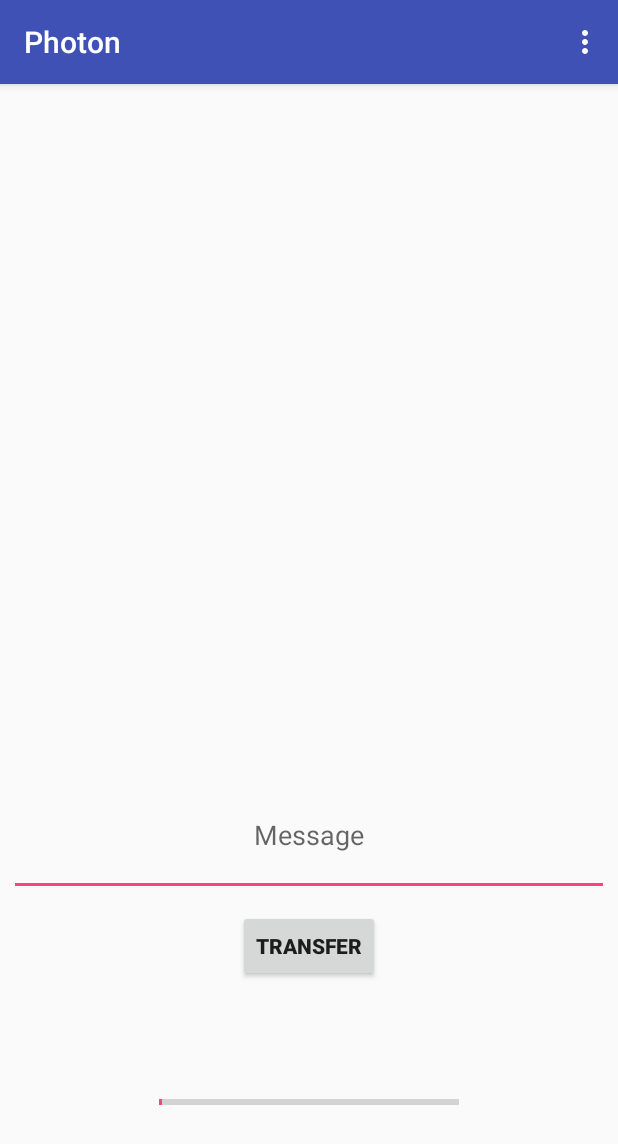
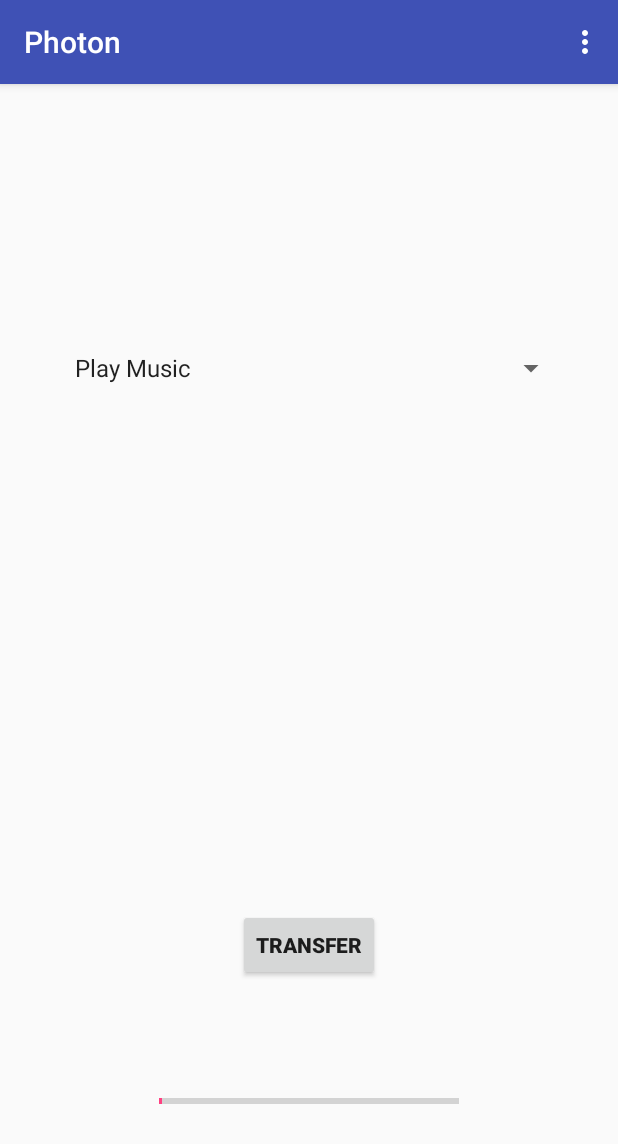
Before and after one commit to amitness/photon, an Android app: the TransmitActivity screen opened directly, with no data from a screen before it, on a phone screen of 412 x 824 dp. Shown: the top 1144 px of the screen. Run offline under Robolectric (Android 15) with nearby library versions, the phone set to English and light mode, and no system bars.

Commit message:
Add options to transmitter

```diff
--- a/app/src/main/java/com/amitness/photon/ReceiveActivity.java
+++ b/app/src/main/java/com/amitness/photon/ReceiveActivity.java
@@ -18,6 +18,7 @@ import java.util.TreeMap;
 
 public class ReceiveActivity extends AppCompatActivity {
 
+    public boolean commandReceived = false;
     private TextView mTextViewLightLabel;
     private SensorManager mSensorManager;
     private SensorEventListener mEventListenerLight;
@@ -35,7 +36,6 @@ public class ReceiveActivity extends AppCompatActivity {
     private String payload = "";
     private boolean startBitDetected = false;
     private boolean isTransferring = true;
-    public boolean commandReceived = false;
 
     private void updateUI() {
         runOnUiThread(new Runnable() {
@@ -44,7 +44,8 @@ public class ReceiveActivity extends AppCompatActivity {
 //                mTextViewLightLabel.append(bit);
                 String message = bc.decode(payload);
                 if (message != null && !commandReceived) {
-                    mTextViewLightLabel.setText("Received command." + message);
+                    mTextViewLightLabel.setText("Received command.");
+                    Log.d("Received:", message);
                     commandReceived = true;
                     performAction(message);
                 } else {
@@ -62,7 +63,7 @@ public class ReceiveActivity extends AppCompatActivity {
         records = new TreeMap<Long, Float>();
 
         mTextViewLightLabel = (TextView) findViewById(R.id.sensorValue);
-        mTextViewLightLabel.setText("Waiting for transfer.");
+        mTextViewLightLabel.setText("Waiting for transfer...");
         mSensorManager = (SensorManager) getSystemService(SENSOR_SERVICE);
 //        mTextViewLightLabel.setText("Receiving...");
 
@@ -183,25 +184,27 @@ public class ReceiveActivity extends AppCompatActivity {
         Intent intent = null;
         switch (received) {
             case "A":
+                intent = getAppIntent("com.kabouzeid.gramophone");
+                break;
+
+            case "B":
                 Log.d("Got A.", received);
                 String url = "http://www.google.com";
                 intent = new Intent(Intent.ACTION_VIEW, Uri.parse(url));
-                break;
-
-            case "B":
-                intent = getAppIntent("com.kabouzeid.gramophone");
                 break;
 
             case "C":
                 intent = getAppIntent("com.google.android.GoogleCamera");
                 break;
 
-            case "D": intent = getAppIntent("com.android.dialer");
+            case "D":
+                intent = getAppIntent("com.android.dialer");
                 break;
             case "E":
                 intent = getAppIntent("com.google.android.apps.inbox");
                 break;
-            case "F": intent = getAppIntent("com.android.settings");
+            case "F":
+                intent = getAppIntent("com.android.settings");
                 break;
             case "G":
                 break;
--- a/app/src/main/java/com/amitness/photon/TransmitActivity.java
+++ b/app/src/main/java/com/amitness/photon/TransmitActivity.java
@@ -11,8 +11,10 @@ import android.util.Log;
 import android.view.Menu;
 import android.view.MenuItem;
 import android.view.View;
-import android.widget.EditText;
+import android.widget.AdapterView;
+import android.widget.ArrayAdapter;
 import android.widget.ProgressBar;
+import android.widget.Spinner;
 import android.widget.TextView;
 
 import com.amitness.photon.utils.Code;
@@ -20,7 +22,7 @@ import com.amitness.photon.utils.FlashLight;
 
 import static java.lang.Thread.sleep;
 
-public class TransmitActivity extends AppCompatActivity {
+public class TransmitActivity extends AppCompatActivity implements AdapterView.OnItemSelectedListener {
     private ProgressBar progressBar;
     private TextView textView;
     private int progressStatus = 0;
@@ -32,6 +34,16 @@ public class TransmitActivity extends AppCompatActivity {
     protected void onCreate(Bundle savedInstanceState) {
         super.onCreate(savedInstanceState);
         setContentView(R.layout.activity_transmit);
+
+
+        // Code for spinner
+        Spinner mySpinner = (Spinner) findViewById(R.id.myspinner);
+        ArrayAdapter<String> myAdapter = new ArrayAdapter<String>(TransmitActivity.this, android.R.layout.simple_list_item_1,
+                getResources().getStringArray(R.array.menu_items));
+        myAdapter.setDropDownViewResource(android.R.layout.simple_spinner_dropdown_item);
+        mySpinner.setAdapter(myAdapter);
+        mySpinner.setOnItemSelectedListener(this);
+        //Code for drop down ends, onSelect methods at buttom
 
         // TODO: Create an alert if flashlight is not present in device
         // TODO: Exit the app if no flashlight
@@ -57,8 +69,8 @@ public class TransmitActivity extends AppCompatActivity {
 
     private void showEmptyMessageAlert() {
         new AlertDialog.Builder(this)
-                .setTitle("Empty Message!")
-                .setMessage("Enter some text.")
+                .setTitle("No command selected!")
+                .setMessage("Choose a command.")
                 .setPositiveButton(android.R.string.yes, new DialogInterface.OnClickListener() {
                     public void onClick(DialogInterface dialog, int which) {
                     }
@@ -93,13 +105,14 @@ public class TransmitActivity extends AppCompatActivity {
 
 
         Log.d("SendButton", "User clicked the button.");
-        EditText edit = (EditText) findViewById(R.id.user_message);
-        userMessage = edit.getText().toString().toUpperCase();
+//        EditText edit = (EditText) findViewById(R.id.user_message);
+//        userMessage = edit.getText().toString().toUpperCase();
+//        userMessage = "a";
         Code code = new Code();
         bitStream = code.getBitStream(userMessage);
         Log.d("User entered:", userMessage);
         if (userMessage.isEmpty()) {
-            Log.d("Transmitter", "User message is empty");
+            Log.d("Transmitter", "No command selected.");
             showEmptyMessageAlert();
         } else {
             new Thread() {
@@ -161,4 +174,19 @@ public class TransmitActivity extends AppCompatActivity {
             Log.w(TAG, "InterruptedException");
         }
     }
+
+    @Override
+    public void onItemSelected(AdapterView<?> parent, View view, int position, long id) {
+//        String sSelected = parent.getItemAtPosition(position).toString();
+//        Toast.makeText(this,sSelected,Toast.LENGTH_SHORT).show();
+        String[] codes = {"A", "B", "C", "D", "E", "F", "G"};
+        Log.d("nice", String.valueOf(position));
+        userMessage = codes[position];
+    }
+
+    @Override
+    public void onNothingSelected(AdapterView<?> parent) {
+        userMessage = "";
+
+    }
 }
--- a/app/src/main/res/layout/activity_transmit.xml
+++ b/app/src/main/res/layout/activity_transmit.xml
@@ -6,34 +6,34 @@
     android:layout_height="match_parent"
     tools:context="com.amitness.photon.TransmitActivity">
 
-    <EditText
-        android:id="@+id/user_message"
-        android:layout_width="0dp"
-        android:layout_height="63dp"
-        android:layout_centerInParent="true"
-        android:layout_marginBottom="9dp"
-        android:layout_marginEnd="6dp"
-        android:layout_marginLeft="6dp"
-        android:layout_marginRight="6dp"
-        android:layout_marginStart="6dp"
-        android:ellipsize="start"
-        android:gravity="center_horizontal"
-        android:hint="@string/enter_text"
-        android:inputType="text"
-        android:selectAllOnFocus="false"
-        android:maxLines="1"
-        app:layout_constraintBottom_toTopOf="@+id/button"
-        app:layout_constraintLeft_toLeftOf="parent"
-        app:layout_constraintRight_toRightOf="parent"
-        tools:layout_constraintBottom_creator="1"
-        tools:layout_constraintLeft_creator="1"
-        tools:layout_constraintRight_creator="1" />
+    <!--<EditText-->
+        <!--android:id="@+id/user_message"-->
+        <!--android:layout_width="0dp"-->
+        <!--android:layout_height="63dp"-->
+        <!--android:layout_centerInParent="true"-->
+        <!--android:layout_marginBottom="9dp"-->
+        <!--android:layout_marginEnd="6dp"-->
+        <!--android:layout_marginLeft="6dp"-->
+        <!--android:layout_marginRight="6dp"-->
+        <!--android:layout_marginStart="6dp"-->
+        <!--android:ellipsize="start"-->
+        <!--android:gravity="center_horizontal"-->
+        <!--android:hint="@string/enter_text"-->
+        <!--android:inputType="text"-->
+        <!--android:maxLines="1"-->
+        <!--android:selectAllOnFocus="false"-->
+        <!--app:layout_constraintBottom_toTopOf="@+id/button"-->
+        <!--app:layout_constraintLeft_toLeftOf="parent"-->
+        <!--app:layout_constraintRight_toRightOf="parent"-->
+        <!--tools:layout_constraintBottom_creator="1"-->
+        <!--tools:layout_constraintLeft_creator="1"-->
+        <!--tools:layout_constraintRight_creator="1" />-->
 
     <Button
         android:id="@+id/button"
         android:layout_width="wrap_content"
         android:layout_height="wrap_content"
-        android:layout_marginBottom="169dp"
+        android:layout_marginBottom="170dp"
         android:onClick="startTransmission"
         android:text="@string/button_send"
         android:textStyle="bold"
@@ -52,34 +52,47 @@
         android:layout_height="wrap_content"
 
 
+        android:layout_marginBottom="8dp"
+        android:layout_marginLeft="8dp"
+        android:layout_marginRight="8dp"
+        android:layout_marginTop="8dp"
         android:indeterminate="false"
         android:max="100"
         android:minHeight="50dp"
         android:minWidth="200dp"
         android:progress="1"
+        app:layout_constraintBottom_toBottomOf="parent"
         app:layout_constraintLeft_toLeftOf="parent"
         app:layout_constraintRight_toRightOf="parent"
-        android:layout_marginRight="8dp"
-        android:layout_marginLeft="8dp"
-        android:layout_marginTop="8dp"
         app:layout_constraintTop_toBottomOf="@+id/button"
-        app:layout_constraintBottom_toBottomOf="parent"
-        android:layout_marginBottom="8dp"
-        app:layout_constraintVertical_bias="0.456" />
+        app:layout_constraintVertical_bias="0.456"
+        android:layout_marginStart="8dp"
+        android:layout_marginEnd="8dp" />
 
     <TextView
         android:id="@+id/textview"
         android:layout_width="wrap_content"
         android:layout_height="wrap_content"
-        app:layout_constraintLeft_toLeftOf="parent"
-        app:layout_constraintRight_toRightOf="parent"
-        app:layout_constraintHorizontal_bias="0.501"
-        android:layout_marginTop="8dp"
+        android:layout_marginBottom="8dp"
+        android:layout_marginEnd="8dp"
         android:layout_marginLeft="8dp"
         android:layout_marginRight="8dp"
         android:layout_marginStart="8dp"
-        android:layout_marginEnd="8dp"
-        android:layout_marginBottom="8dp"
+        android:layout_marginTop="8dp"
         app:layout_constraintBottom_toTopOf="@+id/progressbar"
+        app:layout_constraintHorizontal_bias="0.501"
+        app:layout_constraintLeft_toLeftOf="parent"
+        app:layout_constraintRight_toRightOf="parent"
         app:layout_constraintTop_toBottomOf="@+id/button" />
+
+
+    <Spinner
+        android:id="@+id/myspinner"
+        android:layout_width="344dp"
+        android:layout_height="wrap_content"
+        android:layout_marginTop="165dp"
+        android:dropDownWidth="match_parent"
+        app:layout_constraintLeft_toLeftOf="parent"
+        app:layout_constraintTop_toTopOf="parent"
+        app:layout_constraintRight_toRightOf="parent" />
 </android.support.constraint.ConstraintLayout>
--- a/app/src/main/res/values/strings.xml
+++ b/app/src/main/res/values/strings.xml
@@ -14,4 +14,12 @@
     </string>
     <string name="enter_text">Message</string>
     <string name="splash_description">Splash Screen</string>
+    <string-array name="menu_items">
+        <item>Play Music</item>
+        <item>Browse Internet</item>
+        <item>Open Camera</item>
+        <item>Call someone</item>
+        <item>Email</item>
+        <item>Change device settings</item>
+    </string-array>
 </resources>
```
